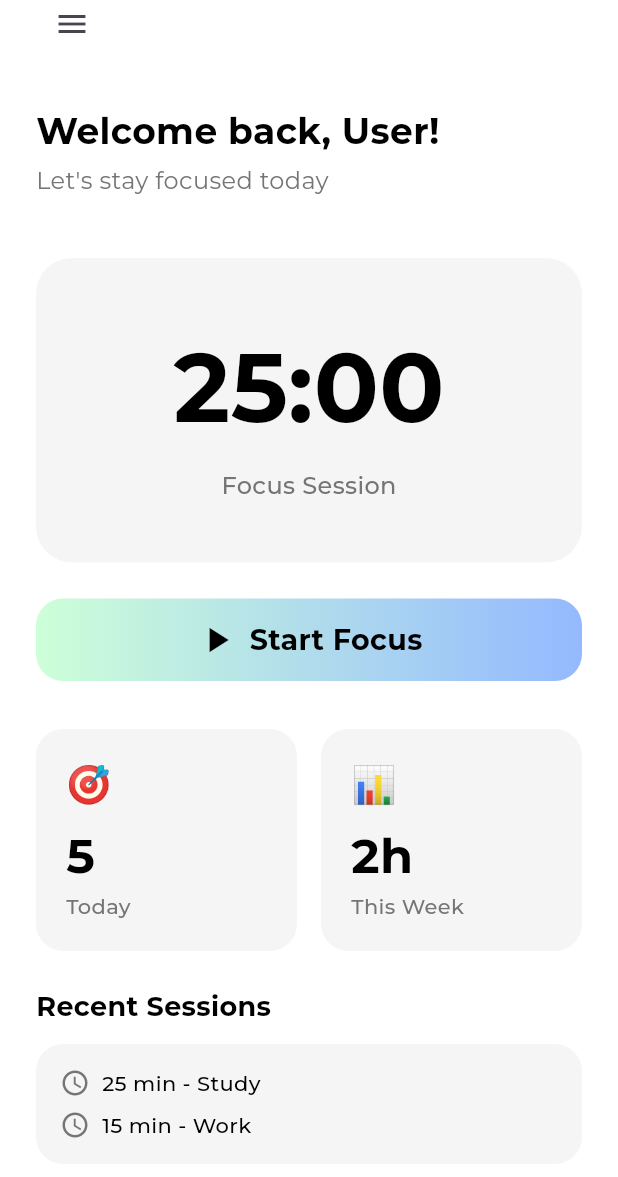
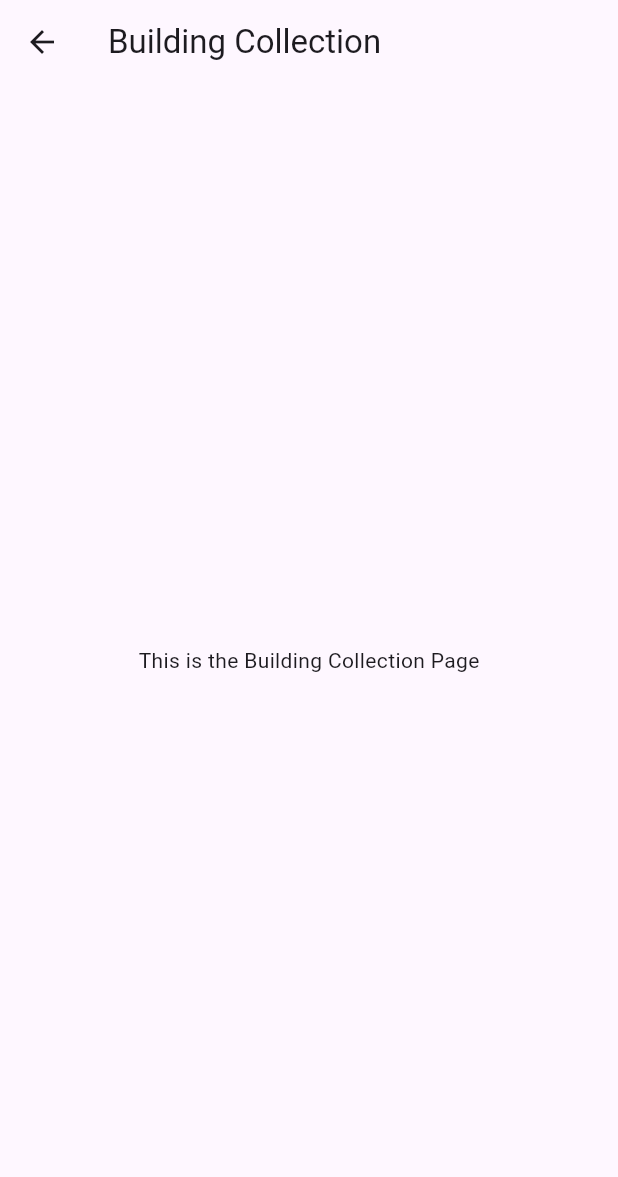
Before and after one commit to tunaerol/CS310-Project, a Flutter app: the HomePage screen opened by its route, scrolled down 32 dp, after a tap on the "menu" icon, after a tap on "My City", on a phone screen of 412 x 824 dp. Shown: the top 1177 px of the screen. Run offline on Flutter 3.47's test engine with Material 3 defaults, Android fonts, the phone set to English and light mode, and no system bars; our stand-ins replace google_fonts.

Commit message:
Add profile and building collection pages

```diff
--- a/build_your_focus/lib/main.dart
+++ b/build_your_focus/lib/main.dart
@@ -3,6 +3,8 @@ import 'package:flutter/material.dart';
 import 'entrance/opening_page.dart';
 import 'entrance/login_page.dart';
 import 'entrance/sign_up_page.dart';
+import 'package:build_your_focus/screens/building_collection_page.dart';
+import 'package:build_your_focus/screens/profile_page.dart';
 
 void main(){
   runApp(const FocusApp());
@@ -26,6 +28,8 @@ class _FocusAppState extends State<FocusApp> {
         '/login_page' : (context) => const LoginPage(),
         '/sign_up_page' : (context) => const SignUpPage(),
         '/home_page' : (context) => const HomePage(),
+        '/building_page': (context) => const BuildingCollectionPage(),
+        '/profile_page': (context) => const ProfilePage(),
       },
     );
   }
--- a/build_your_focus/lib/screens/app_drawer.dart
+++ b/build_your_focus/lib/screens/app_drawer.dart
@@ -74,11 +74,6 @@ class _AppDrawerState extends State<AppDrawer> {
                 padding: const EdgeInsets.symmetric(horizontal: 20),
                 children: [
                   const SizedBox(height: 12),
-                  _DrawerItem(
-                    icon: Icons.location_city_outlined,
-                    label: "My City",
-                    onTap: () => Navigator.pop(context),
-                  ),
                   const SizedBox(height: 16),
                   _DrawerItem(
                     icon: Icons.check_box_outlined,
@@ -105,14 +100,12 @@ class _AppDrawerState extends State<AppDrawer> {
                   ),
                   const SizedBox(height: 16),
                   _DrawerItem(
-                    icon: Icons.help_outline,
-                    label: "Help & Support",
+                    icon: Icons.location_city_outlined,
+                    label: "My City",
                     onTap: () {
                       Navigator.pop(context);
-                      Navigator.push(context,
-                          MaterialPageRoute(builder: (_) => const HelpPage()));
+                      Navigator.pushNamed(context, '/building_page');
                     },
-
                   ),
 
                   // Big space before settings pill so list fills height
@@ -165,7 +158,10 @@ class _AppDrawerState extends State<AppDrawer> {
                   ),
                   const Spacer(),
                   TextButton.icon(
-                    onPressed: () => Navigator.pop(context),
+                    onPressed: () {
+                      Navigator.pop(context); // drawer'ı kapat
+                      Navigator.pushNamed(context, '/profile_page'); // profile sayfasına git
+                    },
                     icon: const Icon(Icons.person_outline),
                     label: const Text("Profile"),
                     style: TextButton.styleFrom(
--- /dev/null
+++ b/build_your_focus/lib/screens/building_collection_page.dart
@@ -0,0 +1,15 @@
+import 'package:flutter/material.dart';
+
+class BuildingCollectionPage extends StatelessWidget {
+  const BuildingCollectionPage({super.key});
+
+  @override
+  Widget build(BuildContext context) {
+    return Scaffold(
+      appBar: AppBar(title: const Text('Building Collection')),
+      body: const Center(
+        child: Text('This is the Building Collection Page'),
+      ),
+    );
+  }
+}
```
Also changed, not shown: build_your_focus/lib/screens/profile_page.dart (added, +94 -0 lines).
